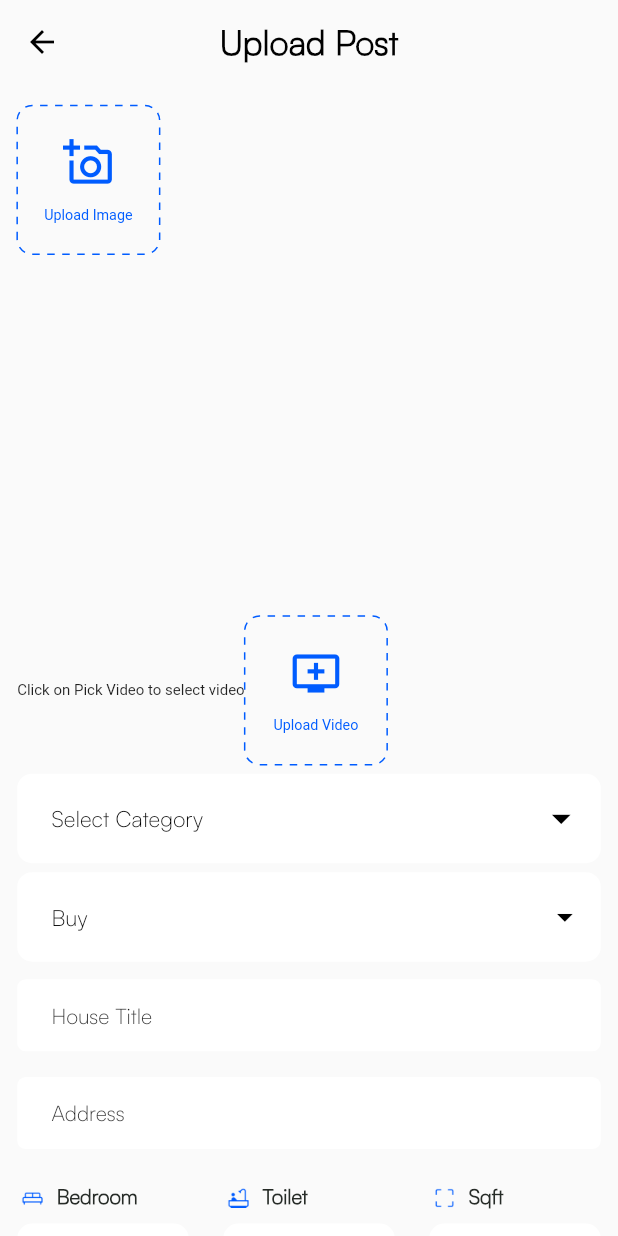
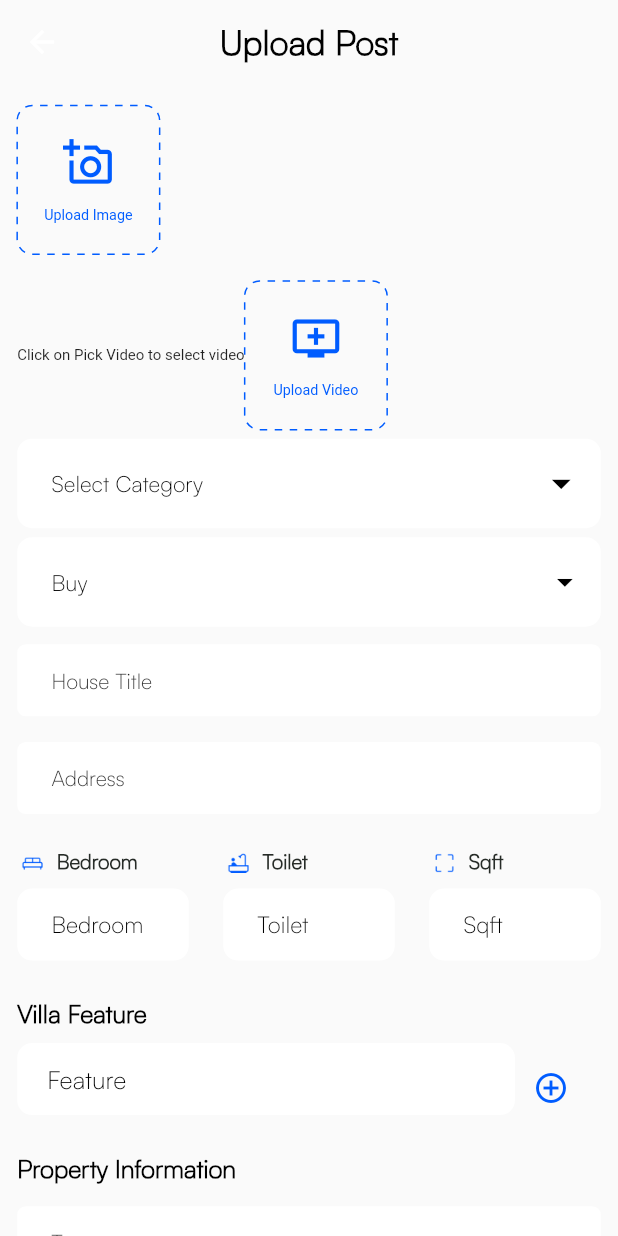
Before and after one commit to prem88k/real_pro_vendor, a Flutter app: the UploadPostPage screen opened directly, on a phone screen of 412 x 824 dp. Run offline on Flutter 3.47's test engine with Material 2 defaults, Android fonts, the phone set to English and light mode, and no system bars; our stand-ins replace cached_network_image, device_info_plus, dotted_decoration, dotted_line, firebase_auth, firebase_core and 10 more; missing offline and left inert: flutter_google_places_hoc081098, flutter_login_facebook, google_api_headers, google_maps_webservice, video_thumbnail; accounts and stored records are empty; network calls fail.

Commit message:
Make a comment

```diff
--- a/lib/Screens/UploadPostPage.dart
+++ b/lib/Screens/UploadPostPage.dart
@@ -149,7 +149,6 @@ class _UploadPostPageState extends State<UploadPostPage> {
       appBar: AppBar(
         backgroundColor: Colors.transparent,
         bottomOpacity: 0,
-        iconTheme: IconThemeData(color: primaryColor),
         elevation: 0,
         centerTitle: true,
         title: Text(
@@ -174,13 +173,6 @@ class _UploadPostPageState extends State<UploadPostPage> {
               SizedBox(
                 height: ScreenUtil().setHeight(7),
               ),
-              Container(
-                height: ScreenUtil().setHeight(280),
-                width: ScreenUtil().screenWidth,
-                child: Column(
-                  mainAxisAlignment: MainAxisAlignment.start,
-                  mainAxisSize: MainAxisSize.min,
-                  children: [
               Row(
                 mainAxisAlignment: MainAxisAlignment.start,
                 children: [
@@ -219,37 +211,12 @@ class _UploadPostPageState extends State<UploadPostPage> {
                   ),
                 ],
               ),
-                    SizedBox(
-                      width: ScreenUtil().setWidth(10),
-                    ),
+
               SizedBox(
                 height: ScreenUtil().setHeight(10),
               ),
-                    Expanded(
-                      child: GridView.builder(
-                          itemCount: imageFileList!.length,
-                          scrollDirection: Axis.horizontal,
-                          gridDelegate:
-                          SliverGridDelegateWithFixedCrossAxisCount(
-                              mainAxisSpacing: 0,
-                              crossAxisSpacing: 0,
-                              crossAxisCount: 2),
-                          itemBuilder: (BuildContext context, int index) {
-                            return Column(
-                              crossAxisAlignment: CrossAxisAlignment.start,
-                              children: [
-                                Image.file(
-                                  File(imageFileList![index].path),
-                                  height: ScreenUtil().setHeight(83),
-                                  width: ScreenUtil().setWidth(83),
-                                  fit: BoxFit.fill,),
-                              ],
-                            );
-                          }),
-                    ),
-                  ],
-                ),
-              ),
+
+              _gridImageView(),
 
               SizedBox(
                 height: ScreenUtil().setHeight(5),
@@ -1458,6 +1425,29 @@ class _UploadPostPageState extends State<UploadPostPage> {
     _fields.add(field);
   }
 
+ Widget _gridImageView() {
+    return  Container(
+      child:  GridView.count(
+        shrinkWrap: true,
+        crossAxisCount: 2,
+        mainAxisSpacing: 0,
+        crossAxisSpacing: 0,
+        childAspectRatio: 1.8,
+        physics: const NeverScrollableScrollPhysics(),
+   children: List.generate(
+   imageFileList!.length,
+   (index) => Column(
+              children: [
+                Image.file(
+                  File(imageFileList![index].path),
+                  height: ScreenUtil().setHeight(83),
+                  width: ScreenUtil().setWidth(83),
+                  fit: BoxFit.fill,),
+              ],
+            )
+          ),
+    ));
+  }
 }
 
 ScaffoldFeatureController<SnackBar, SnackBarClosedReason> Message(
```
Lines whose indentation alone changed are shown as unchanged.
